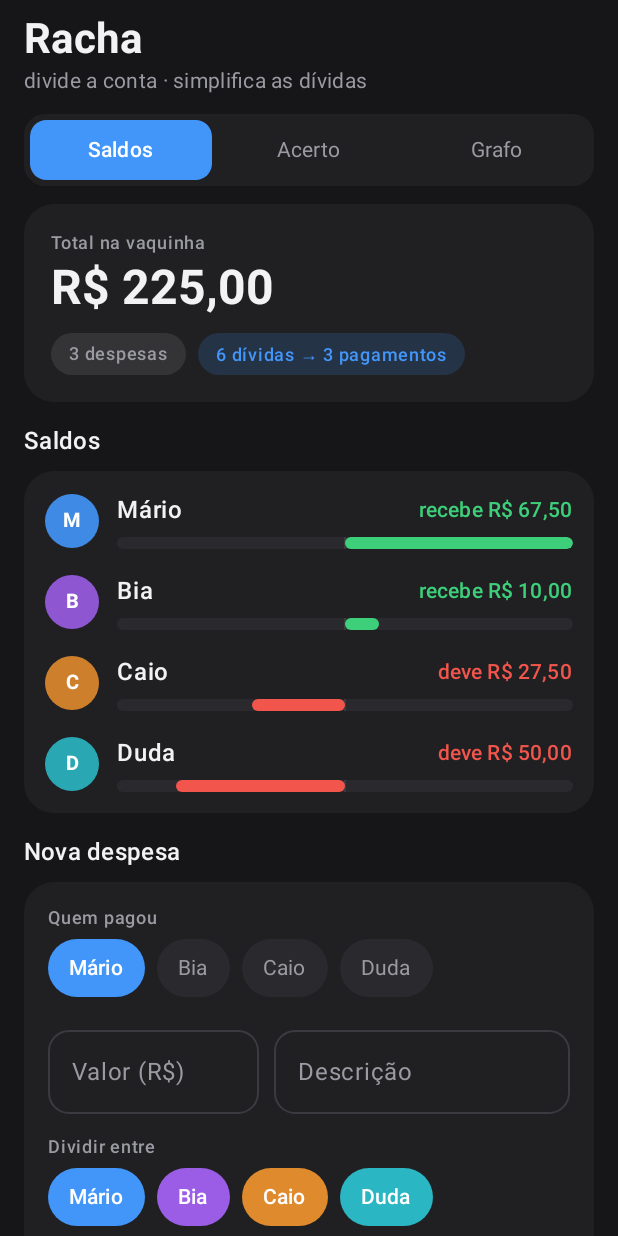
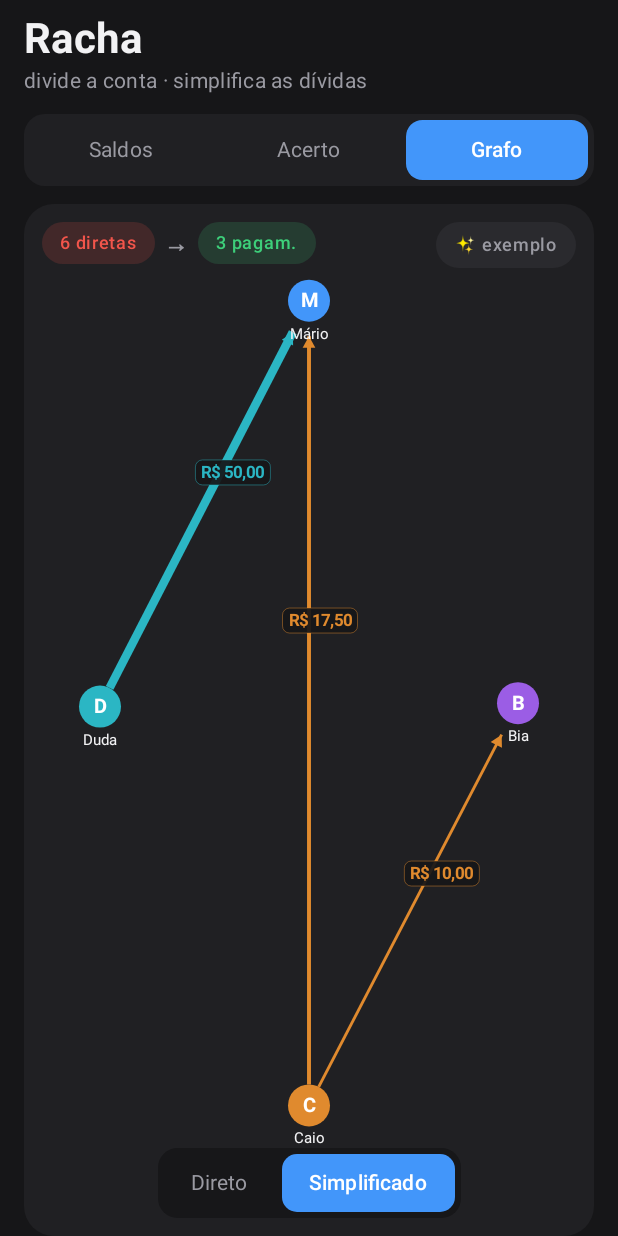
Before and after one commit to mariocjun/algoviz-android, an Android app built with Jetpack Compose: the SplitwiseActivity screen opened directly, with no data from a screen before it, after a tap on "Grafo", on a phone screen of 412 x 824 dp. Run offline under Robolectric (Android 15) with nearby library versions, the phone set to English and light mode, and no system bars; 1 other tap on this screen came first.

Commit message:
fix(ui): auto-close guard must not swallow taps (v0.5.0 regression)
The session auto-close disable control shipped as a full-screen sibling overlay that intercepted every pointer event, leaving all Compose controls unresponsive (tile navigation, transport, switches). Rewrite as AutoCloseGuard(content): a parent Box whose tap-spy observes the down on the Initial pass without consuming it, so children still receive gestures on the Main pass. The 10-tap streak in the bottom 20% still reveals the disable button. Applied to Home/Viz/Sched/Splitwise.

Also: Racha gains an example loader that builds a 20-party scenario (41 direct debts that net to a single payment) to demonstrate the graph collapse; show the settlement amount label when the simplified plan is small (<=6 edges).

Co-Authored-By: Claude Opus 4.8 (1M context) <noreply@anthropic.com>

```diff
--- a/app/src/main/kotlin/com/mariocjun/algoviz/AutoCloseOverlay.kt
+++ b/app/src/main/kotlin/com/mariocjun/algoviz/AutoCloseOverlay.kt
@@ -1,7 +1,9 @@
-// Hidden control for the 39-min auto-close: a transparent, NON-blocking overlay
-// that spies taps (it never consumes them, so the UI underneath works normally).
+// Hidden control for the 39-min auto-close. AutoCloseGuard WRAPS a screen's
+// content: the tap-spy lives on the PARENT Box (observes downs on the Initial
+// pass and never consumes), so children (all the real controls) still receive
+// every tap on the Main pass — a sibling overlay on top would swallow them.
 // 10 quick taps in the bottom 20% reveal a button that disables the auto-close
-// for the session. Drop AutoCloseDisableOverlay() into a Compose screen's root Box.
+// for the session.
 package com.mariocjun.algoviz
 
 import android.os.SystemClock
@@ -10,6 +12,7 @@ import androidx.compose.foundation.clickable
 import androidx.compose.foundation.gestures.awaitEachGesture
 import androidx.compose.foundation.gestures.awaitFirstDown
 import androidx.compose.foundation.layout.Box
+import androidx.compose.foundation.layout.BoxScope
 import androidx.compose.foundation.layout.fillMaxSize
 import androidx.compose.foundation.layout.padding
 import androidx.compose.foundation.shape.RoundedCornerShape
@@ -32,38 +35,36 @@ import androidx.compose.ui.text.font.FontWeight
 import androidx.compose.ui.unit.dp
 
 @Composable
-fun AutoCloseDisableOverlay() {
+fun AutoCloseGuard(content: @Composable BoxScope.() -> Unit) {
     var disabled by remember { mutableStateOf(AutoClose.disabled) }
-    if (disabled) return
     var taps by remember { mutableIntStateOf(0) }
     var lastTap by remember { mutableLongStateOf(0L) }
     var show by remember { mutableStateOf(false) }
 
-    Box(
-        Modifier
-            .fillMaxSize()
-            .pointerInput(Unit) {
+    // Parent-level tap spy: observe the down on the Initial pass WITHOUT consuming,
+    // so the children below keep receiving every gesture on the Main pass.
+    val spy = if (disabled) Modifier else Modifier.pointerInput(Unit) {
         awaitEachGesture {
-                    // observe the down on the Initial pass WITHOUT consuming it, so
-                    // every control underneath keeps working — this is a pure spy.
             val down = awaitFirstDown(requireUnconsumed = false, pass = PointerEventPass.Initial)
             if (down.position.y > size.height * 0.8f) {
                 val now = SystemClock.elapsedRealtime()
-                        taps = if (now - lastTap < 1500L) taps + 1 else 1   // must be a fast streak
+                taps = if (now - lastTap < 1500L) taps + 1 else 1   // a fast streak only
                 lastTap = now
                 if (taps >= 10) show = true
             }
         }
-            },
-    ) {
-        if (show) {
+    }
+
+    Box(Modifier.fillMaxSize().then(spy)) {
+        content()
+        if (show && !disabled) {
             Box(
                 Modifier
                     .align(Alignment.BottomCenter)
                     .padding(bottom = 96.dp)
                     .clip(RoundedCornerShape(14.dp))
                     .background(Color(0xFF202023))
-                    .clickable { AutoClose.disable(); disabled = true }
+                    .clickable { AutoClose.disable(); disabled = true; show = false }
                     .padding(horizontal = 20.dp, vertical = 14.dp),
             ) {
                 Text(
--- a/app/src/main/kotlin/com/mariocjun/algoviz/HomeActivity.kt
+++ b/app/src/main/kotlin/com/mariocjun/algoviz/HomeActivity.kt
@@ -98,7 +98,7 @@ class HomeActivity : ComponentActivity() {
         setContent {
             MaterialTheme(colorScheme = darkColorScheme()) {
                 Surface(color = MaterialTheme.colorScheme.background) {
-                    Box(Modifier.safeDrawingPadding()) { HomeScreen(); AutoCloseDisableOverlay() }
+                    AutoCloseGuard { Box(Modifier.safeDrawingPadding()) { HomeScreen() } }
                 }
             }
         }
--- a/app/src/main/kotlin/com/mariocjun/algoviz/SchedActivity.kt
+++ b/app/src/main/kotlin/com/mariocjun/algoviz/SchedActivity.kt
@@ -139,7 +139,7 @@ class SchedActivity : ComponentActivity() {
                 ),
             ) {
                 Surface(color = INK_BG) {
-                    Box(Modifier.safeDrawingPadding()) { SchedScreen(); AutoCloseDisableOverlay() }
+                    AutoCloseGuard { Box(Modifier.safeDrawingPadding()) { SchedScreen() } }
                 }
             }
         }
--- a/app/src/main/kotlin/com/mariocjun/algoviz/SplitwiseActivity.kt
+++ b/app/src/main/kotlin/com/mariocjun/algoviz/SplitwiseActivity.kt
@@ -135,7 +135,7 @@ class SplitwiseActivity : ComponentActivity() {
                     onBackground = TXT, onSurface = TXT,
                 ),
             ) {
-                Surface(color = BG) { Box(Modifier.safeDrawingPadding()) { SplitScreen(); AutoCloseDisableOverlay() } }
+                Surface(color = BG) { AutoCloseGuard { Box(Modifier.safeDrawingPadding()) { SplitScreen() } } }
             }
         }
     }
@@ -179,6 +179,15 @@ private fun SplitScreen() {
     var tab by remember { mutableIntStateOf(0) }
     val landscape = LocalConfiguration.current.orientation == Configuration.ORIENTATION_LANDSCAPE
 
+    // Easter-egg loader: swap the ledger for the extreme 20-owe-20 demo (41 direct
+    // debts → 1 payment: Mário deve R$67,00 a Cássia) and jump to the Grafo tab.
+    val loadExtreme: () -> Unit = {
+        val (dp, de) = extremeDemo()
+        people.clear(); people.addAll(dp)
+        expenses.clear(); expenses.addAll(de)
+        tab = 2
+    }
+
     Column(Modifier.fillMaxSize().padding(horizontal = 16.dp)) {
         Spacer(Modifier.height(if (landscape) 4.dp else 8.dp))
         Text("Racha",
@@ -205,7 +214,7 @@ private fun SplitScreen() {
                 SettlementsSection(settlements, colorOf)
                 Spacer(Modifier.height(16.dp))
             }
-            else -> DebtGraph(people, expenses.toList(), settlements, colorOf, Modifier.fillMaxSize())
+            else -> DebtGraph(people, expenses.toList(), settlements, colorOf, Modifier.fillMaxSize(), onExample = loadExtreme)
         }
     }
 }
@@ -570,7 +579,7 @@ private fun PrimaryWide(label: String, color: Color, onClick: () -> Unit) {
 @Composable
 private fun DebtGraph(
     people: List<String>, expenses: List<Expense>, settlements: List<Settlement>,
-    colorOf: (String) -> Color, modifier: Modifier = Modifier,
+    colorOf: (String) -> Color, modifier: Modifier = Modifier, onExample: () -> Unit = {},
 ) {
     val measurer = rememberTextMeasurer()
     // Direct debts (the "before"): each non-payer owes their Equal share to the payer.
@@ -651,7 +660,7 @@ private fun DebtGraph(
                 for (st in settlements) {
                     val pu = pos[st.from] ?: continue
                     val pv = pos[st.to] ?: continue
-                    drawDebtEdge(measurer, pu, pv, st.amountCents, p, colorOf(st.from), nodeR, maxAmt, edgeMax, center, curve, label = !many)
+                    drawDebtEdge(measurer, pu, pv, st.amountCents, p, colorOf(st.from), nodeR, maxAmt, edgeMax, center, curve, label = settlements.size <= 6)
                 }
                 for (name in order) {
                     val pp = pos[name] ?: continue
@@ -677,6 +686,12 @@ private fun DebtGraph(
             Spacer(Modifier.width(6.dp))
             Pill("${settlements.size} pagam.", OWED)
         }
+        // easter-egg: load the extreme 20-owe-20 example (41 debts → 1 payment)
+        Box(
+            Modifier.align(Alignment.TopEnd).padding(12.dp)
+                .clip(RoundedCornerShape(50)).background(PANEL_HI).clickable { onExample() }
+                .padding(horizontal = 12.dp, vertical = 7.dp),
+        ) { Text("✨ exemplo", color = TXT_DIM, style = MaterialTheme.typography.labelMedium) }
         // floating toggle (bottom-center)
         Row(
             Modifier.align(Alignment.BottomCenter).padding(bottom = 12.dp)
@@ -748,3 +763,22 @@ private fun DrawScope.drawDebtEdge(
         drawText(measurer, money(amt), topLeft = Offset(lx - m.size.width / 2f, ly - m.size.height / 2f), style = style)
     }
 }
+
+/** The extreme demo: 20 people in two debt rings that fully cancel + one cross
+ *  debt, so 41 direct debts (20 owe 20) collapse to a SINGLE payment —
+ *  Mário deve R$67,00 a Cássia. Script-verified. */
+private fun extremeDemo(): Pair<List<String>, List<Expense>> {
+    val p = listOf(
+        "Mário", "Cássia", "Bia", "Caio", "Duda", "Ana", "Beto", "Lia", "Téo", "Rafa",
+        "Nina", "Gus", "Lara", "Ivo", "Sofia", "João", "Manu", "Léo", "Cleo", "Vini",
+    )
+    val ex = buildList {
+        for (i in 0 until 20) {
+            add(Expense(p[i], 2000, SplitMode.Equal(listOf(p[i], p[(i + 1) % 20])), "anel"))
+            add(Expense(p[i], 2000, SplitMode.Equal(listOf(p[i], p[(i + 2) % 20])), "anel2"))
+        }
+        // Cássia pays R$134 for {Cássia, Mário} → each owes R$67 → net: Mário owes Cássia R$67.
+        add(Expense("Cássia", 13400, SplitMode.Equal(listOf("Cássia", "Mário")), "viagem"))
+    }
+    return p to ex
+}
--- a/app/src/main/kotlin/com/mariocjun/algoviz/VizActivity.kt
+++ b/app/src/main/kotlin/com/mariocjun/algoviz/VizActivity.kt
@@ -147,7 +147,7 @@ class VizActivity : ComponentActivity() {
                 // Background bleeds edge-to-edge; the content is inset by the
                 // system bars (status/navigation) so no control sits under them.
                 Surface(color = MaterialTheme.colorScheme.background) {
-                    Box(Modifier.safeDrawingPadding()) { VizScreen(); AutoCloseDisableOverlay() }
+                    AutoCloseGuard { Box(Modifier.safeDrawingPadding()) { VizScreen() } }
                 }
             }
         }
```
Lines whose indentation alone changed are shown as unchanged.
